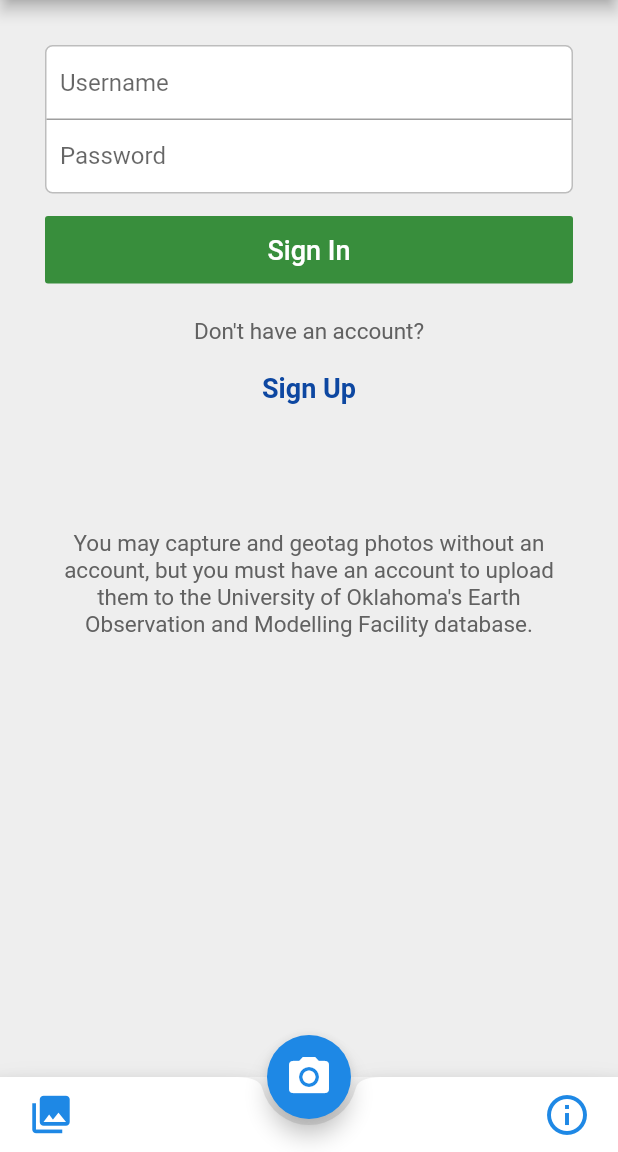
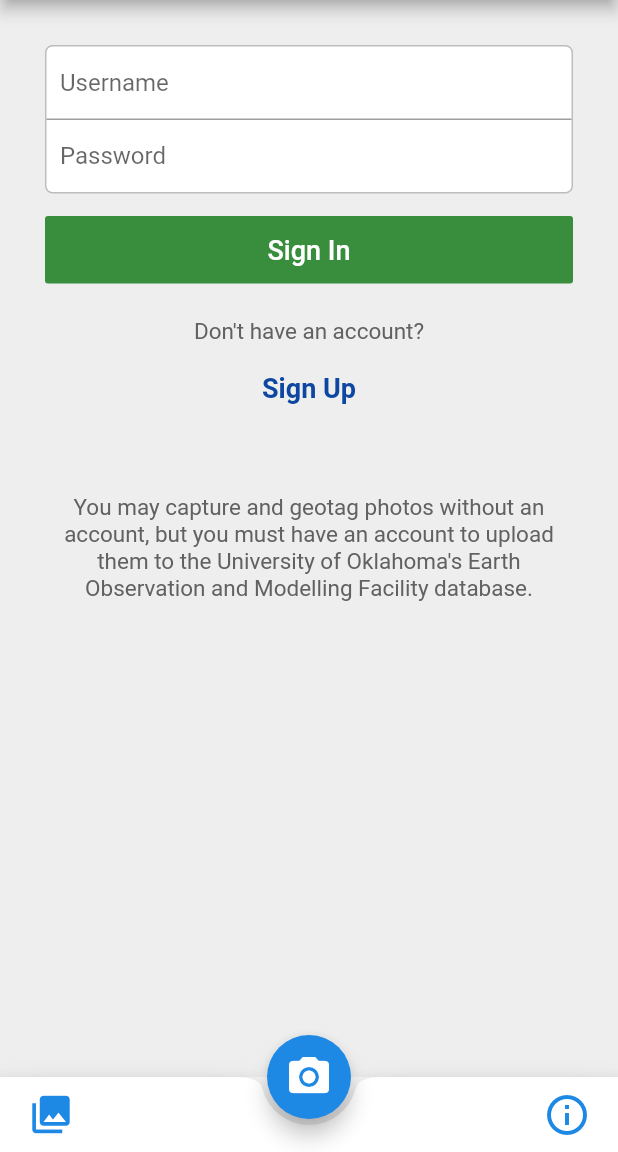
Before and after one commit to jonathanmiller2/Field-Photo, a Flutter app: the screen it shows after launch, on a phone screen of 412 x 824 dp, the part 84-1236 px from its top. Run offline on Flutter 3.47's test engine with Material 2 defaults, Android fonts, the phone set to English and light mode, and no system bars; our stand-ins replace camera, geolocator, permission_handler, shared_preferences, sqflite; missing offline and left inert: esys_flutter_share; accounts and stored records are empty.

Commit message:
Fixed a padding issue on devices with extremely large text

```diff
--- a/lib/LoginScreen.dart
+++ b/lib/LoginScreen.dart
@@ -197,9 +197,8 @@ class _LoginScreenState extends State<LoginScreen>
 							),
 
 							Padding(
-								padding: const EdgeInsets.symmetric(horizontal: 0, vertical: 10),
+								padding: const EdgeInsets.fromLTRB(0, 50, 0, 0),
 								child: Container(
-									height: 200,
 									child: Center(
 										child: Text(
 											'You may capture and geotag photos without an account, but you must have an account to upload them to the University of Oklahoma\'s Earth Observation and Modelling Facility database.',
```
